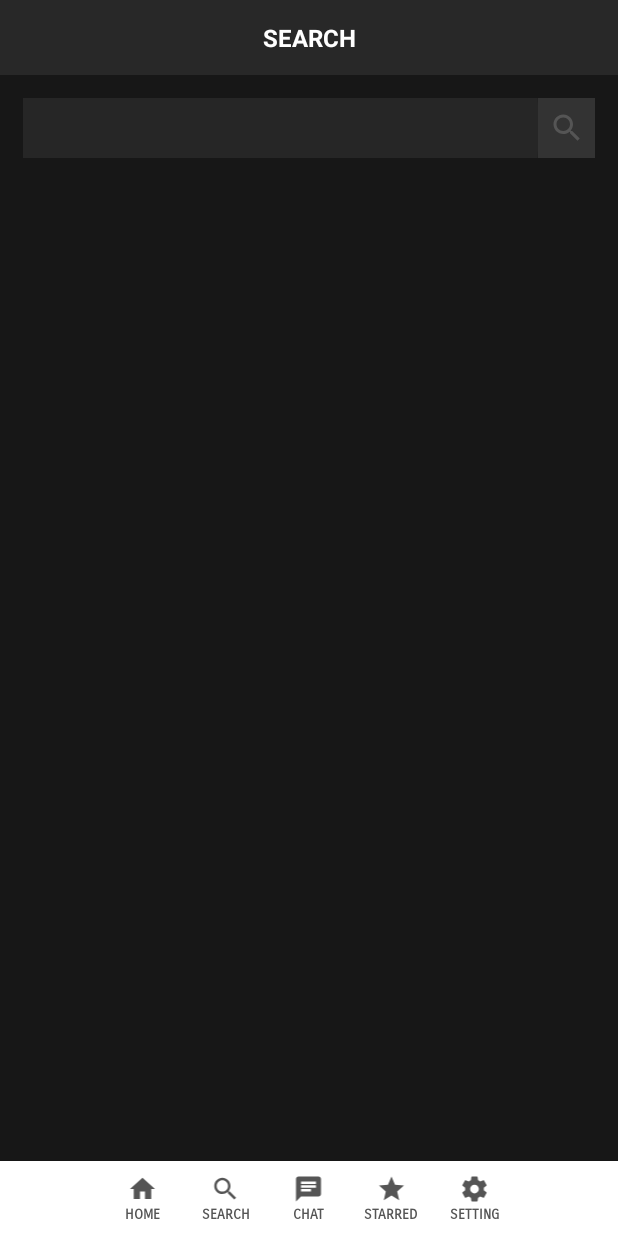
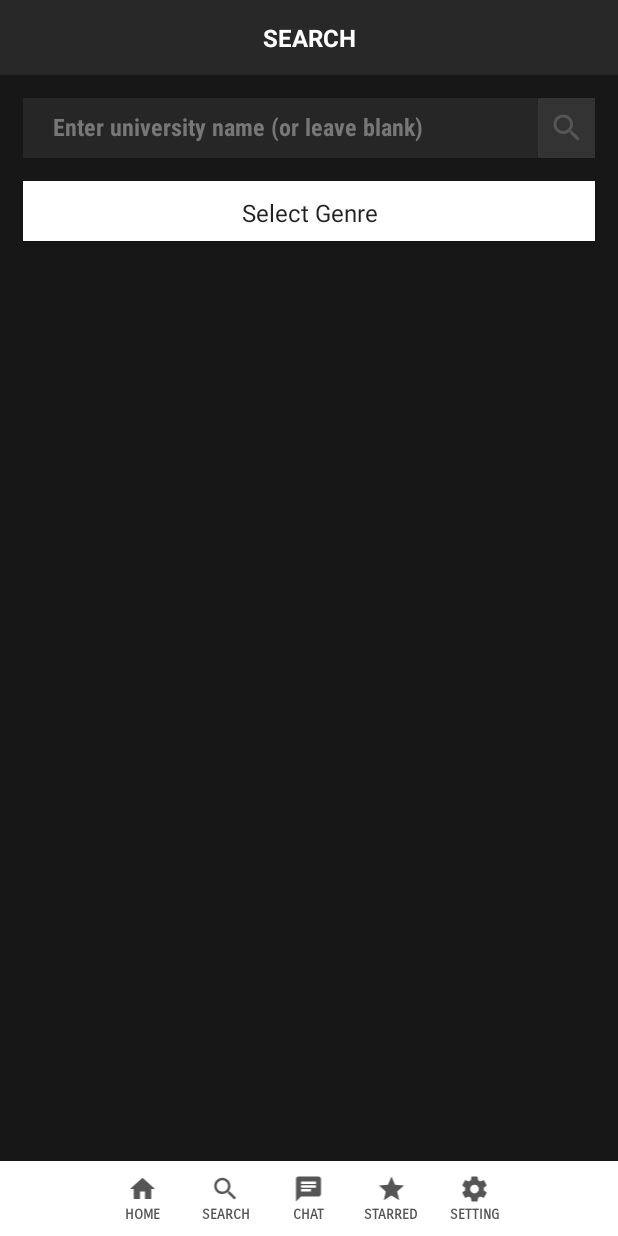
Before and after one commit to MiguelAAe/CS2001-group10-lab1, an Android app: the SearchActivity screen opened directly, with no data from a screen before it, on a phone screen of 412 x 824 dp. Run offline under Robolectric (Android 15) with nearby library versions, the phone set to English and light mode, and no system bars; our stand-ins replace Firebase (no records; nobody signed in at launch, a user with empty details on screens opened directly).

Commit message:
now users can search by genre
more options for search

```diff
--- a/MusicAppp/app/src/main/java/com/example/michael/musicapp/SearchActivity.java
+++ b/MusicAppp/app/src/main/java/com/example/michael/musicapp/SearchActivity.java
@@ -10,6 +10,7 @@ import android.widget.EditText;
 import android.widget.ImageButton;
 import android.widget.LinearLayout;
 import android.widget.ListView;
+import android.widget.Spinner;
 import android.widget.Toast;
 
 import com.google.firebase.database.DataSnapshot;
@@ -33,7 +34,8 @@ public class SearchActivity extends AppCompatActivity {
     private LinearLayout btnHome, btnSettings, btnChat, btnStar;
     private EditText searchBox;
     private ImageButton searchButton;
-    private String searchString;
+    private Spinner searchGenre;
+    private String searchString, genresearchString;
     DatabaseReference databaseEvents;
 
     ListView v;
@@ -83,7 +85,7 @@ public class SearchActivity extends AppCompatActivity {
             }
         });
 
-        searchBox = (EditText) findViewById(R.id.search_box);
+
         searchButton = (ImageButton) findViewById(R.id.search_button2);
         searchButton.setOnClickListener(new View.OnClickListener() {
             @Override
@@ -92,6 +94,7 @@ public class SearchActivity extends AppCompatActivity {
                     @Override
                     public void onDataChange(DataSnapshot dataSnapshot) {
                         searchBox = (EditText) findViewById(R.id.search_box);
+                        searchGenre = (Spinner) findViewById(R.id.search_by_genre);
                         List<Event> eventList= new ArrayList<>();;
 
 
@@ -99,14 +102,19 @@ public class SearchActivity extends AppCompatActivity {
                             Event event = eventSnapshot.getValue(Event.class);
 
                             String name = eventSnapshot.child("eventName").getValue(String.class);
+                            String genre = eventSnapshot.child("eventGenre").getValue(String.class);
                             searchString = searchBox.getText().toString();
+                            genresearchString = searchGenre.getSelectedItem().toString();
 
-                            if (name.contains(searchString)){
+                            if (name.contains(searchString) && genre.contentEquals(genresearchString)){
                                 eventList.add(event);
-                                System.out.println("hollllllll");
                             }
-                            System.out.println(searchString);
-                            System.out.println(name);
+                            else if (name.contains(searchString) && genresearchString.contentEquals("Select Genre")){
+                                eventList.add(event);
+                            }
+                            else{
+                                Toast.makeText(SearchActivity.this, "No Result Found", Toast.LENGTH_SHORT).show();
+                            }
 
 
 
--- a/MusicAppp/app/src/main/res/layout/activity_search.xml
+++ b/MusicAppp/app/src/main/res/layout/activity_search.xml
@@ -46,7 +46,7 @@
                 android:layout_height="match_parent"
                 android:layout_margin="0dp"
                 android:layout_weight="1"
-
+                android:hint="Enter university name (or leave blank)"
                 style="@style/textInputStyle"/>
 
             <ImageButton
@@ -60,6 +60,19 @@
                 app:srcCompat="@drawable/ic_search_black_24dp" />
 
         </LinearLayout>
+        <Spinner
+            android:id="@+id/search_by_genre"
+            style="@style/buttonStyle1"
+            android:layout_width="match_parent"
+            android:layout_height="40dp"
+            android:entries="@array/genres"
+            android:padding="10dp"
+            android:textAlignment="center"
+            android:layout_marginTop="0dp"
+            android:layout_marginLeft="15dp"
+            android:layout_marginRight="15dp"
+            android:layout_marginBottom="15dp"
+            android:popupBackground="#f5f5f5"></Spinner>
 
         <ListView
             android:id="@+id/listViewEvents"
--- a/MusicAppp/app/src/main/res/values/strings.xml
+++ b/MusicAppp/app/src/main/res/values/strings.xml
@@ -39,6 +39,7 @@
     <string name="genre"></string>
 
     <array name="genres">
+        <item>Select Genre</item>
         <item>Pop</item>
         <item>Hip-Hop</item>
         <item>RnB</item>
```
